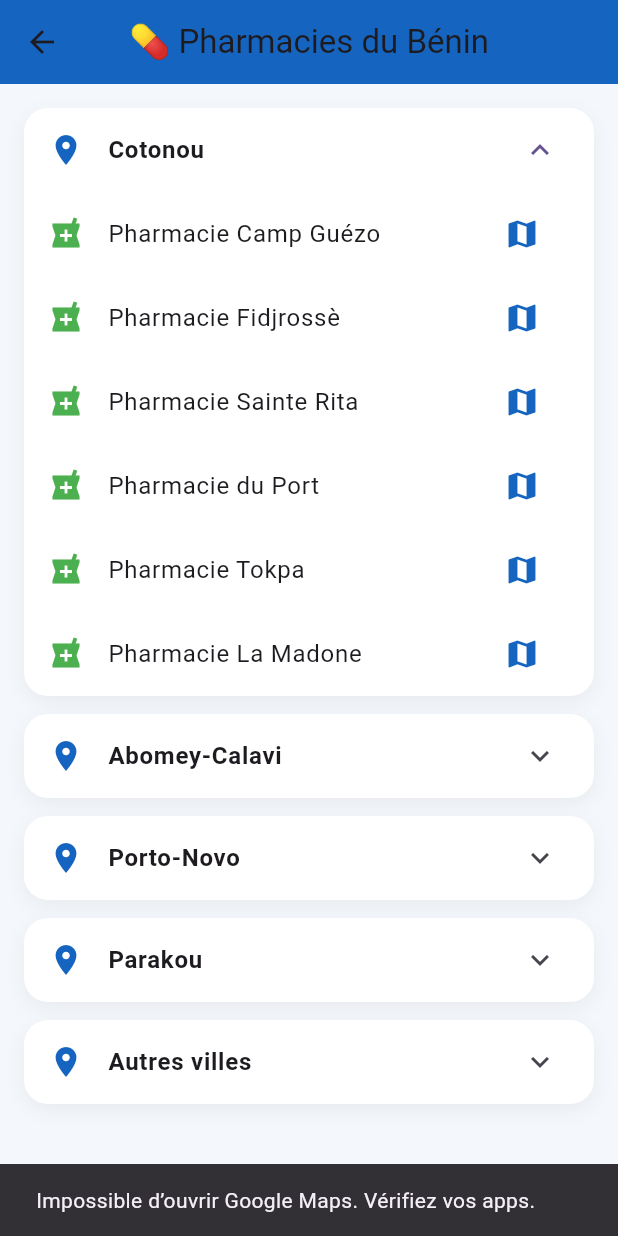
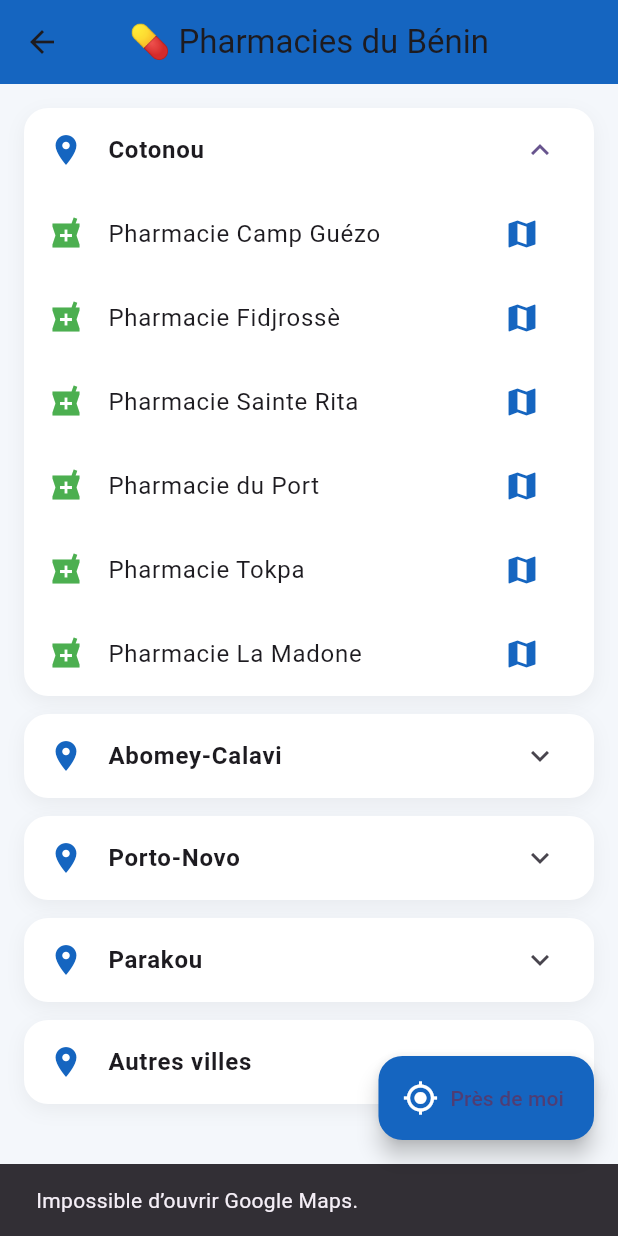
Before and after one commit to ElvisCharo/projet-allo-secours2, a Flutter app: the Pharmacie screen opened directly, after a tap on "Cotonou", after a tap on the "map" icon, on a phone screen of 412 x 824 dp. Run offline on Flutter 3.47's test engine with Material 3 defaults, Android fonts, the phone set to English and light mode, and no system bars; our stand-ins replace cloud_firestore, firebase_auth, firebase_core, firebase_messaging; accounts and stored records are empty.

Commit message:
Ajout de modification

```diff
--- a/lib/listpharmacie.dart
+++ b/lib/listpharmacie.dart
@@ -1,6 +1,5 @@
 import 'package:flutter/material.dart';
 import 'package:url_launcher/url_launcher.dart';
-import 'dart:io' show Platform;
 
 const Color pharmacyPrimaryColor = Color(0xFF1565C0);
 const Color pharmacySecondaryColor = Color(0xFF42A5F5);
@@ -45,6 +44,20 @@ const Map<String, List<String>> pharmacies = {
 class Pharmacie extends StatelessWidget {
   const Pharmacie({super.key});
 
+  Future<void> _openNearbyPharmacies(BuildContext context) async {
+    final uri = Uri.parse(
+      'https://www.google.com/maps/search/?api=1&query=pharmacie+près+de+moi',
+    );
+
+    if (!await launchUrl(uri, mode: LaunchMode.externalApplication)) {
+      ScaffoldMessenger.of(context).showSnackBar(
+        const SnackBar(
+          content: Text('Impossible d’ouvrir Google Maps.'),
+        ),
+      );
+    }
+  }
+
   @override
   Widget build(BuildContext context) {
     return Scaffold(
@@ -53,7 +66,7 @@ class Pharmacie extends StatelessWidget {
       appBar: AppBar(
         title: const Text("💊 Pharmacies du Bénin"),
         centerTitle: true,
-        backgroundColor: const Color(0xFF1565C0),
+        backgroundColor: pharmacyPrimaryColor,
         elevation: 0,
       ),
 
@@ -73,7 +86,6 @@ class Pharmacie extends StatelessWidget {
                 ),
               ],
             ),
-
             child: ExpansionTile(
               shape: RoundedRectangleBorder(
                 borderRadius: BorderRadius.circular(16),
@@ -81,9 +93,7 @@ class Pharmacie extends StatelessWidget {
               collapsedShape: RoundedRectangleBorder(
                 borderRadius: BorderRadius.circular(16),
               ),
-
-              leading: const Icon(Icons.location_on, color: Color(0xFF1565C0)),
-
+              leading: const Icon(Icons.location_on, color: pharmacyPrimaryColor),
               title: Text(
                 entry.key,
                 style: const TextStyle(
@@ -91,44 +101,29 @@ class Pharmacie extends StatelessWidget {
                   fontSize: 16,
                 ),
               ),
-
               children: entry.value.map((pharmacy) {
                 Future<void> _openMap() async {
                   final query =
                       '${pharmacy.replaceAll(' ', '+')},+${entry.key},+Bénin';
-                  Uri uri;
-                  if (Platform.isAndroid || Platform.isIOS) {
-                    // Pour mobile : utiliser geo: pour ouvrir directement l'app Maps
-                    uri = Uri.parse('geo:0,0?q=$query');
-                  } else {
-                    // Pour PC/web : utiliser l'URL Google Maps
-                    uri = Uri.parse(
-                      'https://www.google.com/maps/search/?api=1&query=$query',
-                    );
-                  }
-                  if (!await launchUrl(
-                    uri,
-                    mode: LaunchMode.externalApplication,
-                  )) {
+                  final uri = Uri.parse(
+                    'https://www.google.com/maps/search/?api=1&query=$query',
+                  );
+
+                  if (!await launchUrl(uri, mode: LaunchMode.externalApplication)) {
                     ScaffoldMessenger.of(context).showSnackBar(
                       const SnackBar(
-                        content: Text(
-                          'Impossible d’ouvrir Google Maps. Vérifiez vos apps.',
-                        ),
+                        content: Text('Impossible d’ouvrir Google Maps.'),
                       ),
                     );
                   }
                 }
 
                 return ListTile(
-                  leading: const Icon(
-                    Icons.local_pharmacy,
-                    color: Colors.green,
-                  ),
+                  leading: const Icon(Icons.local_pharmacy, color: Colors.green),
                   title: Text(pharmacy),
                   onTap: _openMap,
                   trailing: IconButton(
-                    icon: const Icon(Icons.map, color: Color(0xFF1565C0)),
+                    icon: const Icon(Icons.map, color: pharmacyPrimaryColor),
                     onPressed: _openMap,
                   ),
                 );
@@ -137,6 +132,14 @@ class Pharmacie extends StatelessWidget {
           );
         }).toList(),
       ),
+
+      // ✅ FAB pour "Pharmacie près de moi"
+      floatingActionButton: FloatingActionButton.extended(
+        onPressed: () => _openNearbyPharmacies(context),
+        backgroundColor: pharmacyPrimaryColor,
+        icon: const Icon(Icons.my_location, color: Colors.white),
+        label: const Text("Près de moi"),
+      ),
     );
   }
 }
```
Also changed, not shown: lib/listhospital.dart (+39 -33 lines).
